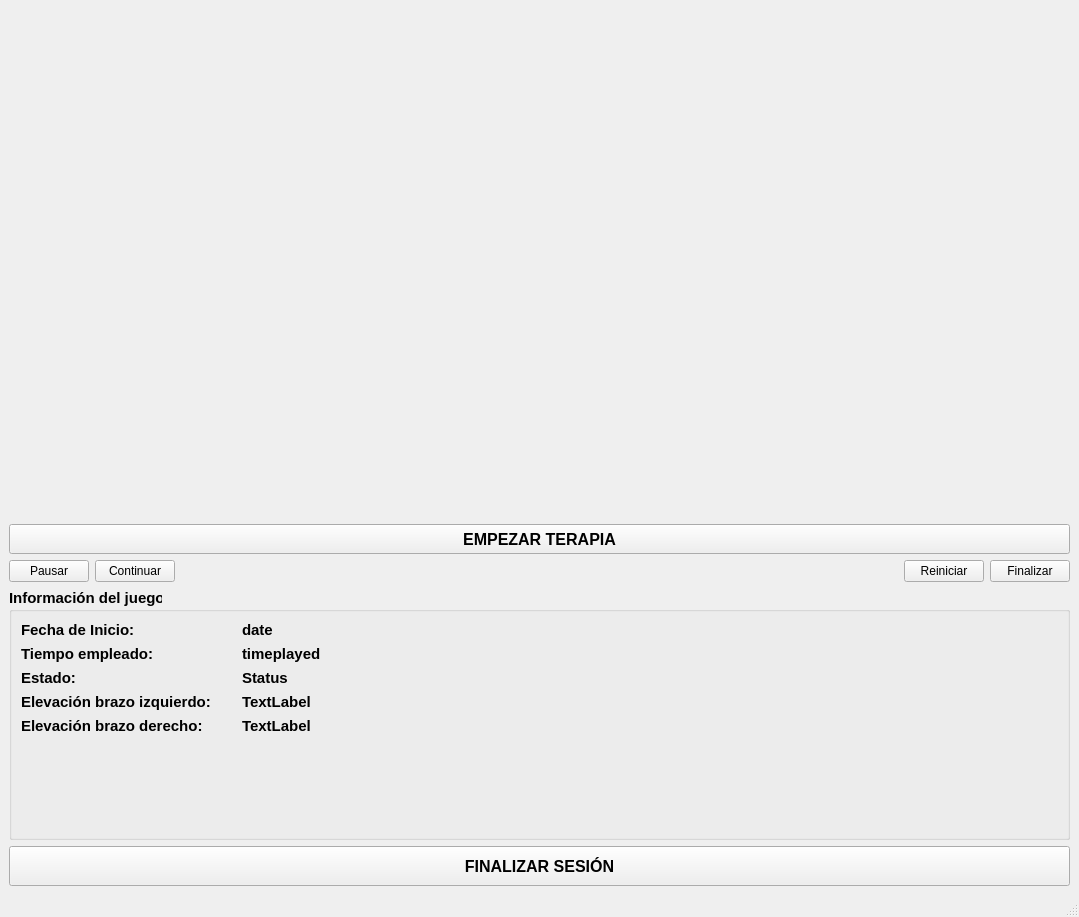
Before: the Qt Designer form components/therapyManager/src/AdminInterface.ui in robocomp/robotherapy, drawn with Qt 5.
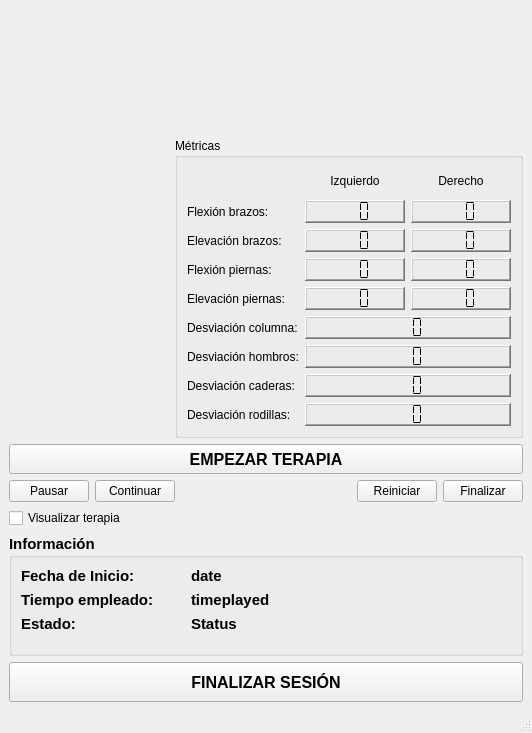
After: the same form once the commit is applied.

Commit message: admintherapy now shows the metrics received

```diff
--- a/components/therapyManager/src/AdminInterface.ui
+++ b/components/therapyManager/src/AdminInterface.ui
@@ -6,10 +6,16 @@
    <rect>
     <x>0</x>
     <y>0</y>
-    <width>1079</width>
-    <height>917</height>
+    <width>532</width>
+    <height>733</height>
    </rect>
   </property>
+  <property name="minimumSize">
+   <size>
+    <width>0</width>
+    <height>300</height>
+   </size>
+  </property>
   <property name="windowTitle">
    <string>MainWindow</string>
   </property>
@@ -30,11 +36,662 @@
      </widget>
     </item>
     <item>
-     <widget class="QLabel" name="video_lb">
-      <property name="text">
-       <string/>
-      </property>
-     </widget>
+     <layout class="QHBoxLayout" name="horizontalLayout_2">
+      <item>
+       <widget class="QLabel" name="video_lb">
+        <property name="text">
+         <string/>
+        </property>
+       </widget>
+      </item>
+      <item>
+       <layout class="QVBoxLayout" name="result_layout">
+        <property name="sizeConstraint">
+         <enum>QLayout::SetDefaultConstraint</enum>
+        </property>
+        <item>
+         <widget class="QGroupBox" name="metrics_gbox">
+          <property name="minimumSize">
+           <size>
+            <width>0</width>
+            <height>300</height>
+           </size>
+          </property>
+          <property name="title">
+           <string>Métricas</string>
+          </property>
+          <layout class="QGridLayout" name="gridLayout">
+           <item row="6" column="0">
+            <widget class="QLabel" name="label_5">
+             <property name="text">
+              <string>Desviación hombros:</string>
+             </property>
+            </widget>
+           </item>
+           <item row="2" column="2">
+            <widget class="QLCDNumber" name="height2_lcd">
+             <property name="sizePolicy">
+              <sizepolicy hsizetype="Minimum" vsizetype="Fixed">
+               <horstretch>0</horstretch>
+               <verstretch>0</verstretch>
+              </sizepolicy>
+             </property>
+             <property name="minimumSize">
+              <size>
+               <width>100</width>
+               <height>0</height>
+              </size>
+             </property>
+             <property name="maximumSize">
+              <size>
+               <width>100</width>
+               <height>16777215</height>
+              </size>
+             </property>
+             <property name="font">
+              <font>
+               <pointsize>10</pointsize>
+              </font>
+             </property>
+             <property name="autoFillBackground">
+              <bool>false</bool>
+             </property>
+             <property name="frameShape">
+              <enum>QFrame::WinPanel</enum>
+             </property>
+             <property name="frameShadow">
+              <enum>QFrame::Raised</enum>
+             </property>
+             <property name="lineWidth">
+              <number>1</number>
+             </property>
+             <property name="smallDecimalPoint">
+              <bool>false</bool>
+             </property>
+             <property name="digitCount">
+              <number>3</number>
+             </property>
+             <property name="segmentStyle">
+              <enum>QLCDNumber::Flat</enum>
+             </property>
+            </widget>
+           </item>
+           <item row="0" column="1">
+            <widget class="QLabel" name="label_3">
+             <property name="text">
+              <string>Izquierdo</string>
+             </property>
+             <property name="alignment">
+              <set>Qt::AlignCenter</set>
+             </property>
+            </widget>
+           </item>
+           <item row="3" column="2">
+            <widget class="QLCDNumber" name="legflex2_lcd">
+             <property name="sizePolicy">
+              <sizepolicy hsizetype="Minimum" vsizetype="Fixed">
+               <horstretch>0</horstretch>
+               <verstretch>0</verstretch>
+              </sizepolicy>
+             </property>
+             <property name="minimumSize">
+              <size>
+               <width>100</width>
+               <height>0</height>
+              </size>
+             </property>
+             <property name="maximumSize">
+              <size>
+               <width>100</width>
+               <height>16777215</height>
+              </size>
+             </property>
+             <property name="font">
+              <font>
+               <pointsize>10</pointsize>
+              </font>
+             </property>
+             <property name="autoFillBackground">
+              <bool>false</bool>
+             </property>
+             <property name="frameShape">
+              <enum>QFrame::WinPanel</enum>
+             </property>
+             <property name="frameShadow">
+              <enum>QFrame::Raised</enum>
+             </property>
+             <property name="lineWidth">
+              <number>1</number>
+             </property>
+             <property name="smallDecimalPoint">
+              <bool>false</bool>
+             </property>
+             <property name="numDigits">
+              <number>3</number>
+             </property>
+             <property name="segmentStyle">
+              <enum>QLCDNumber::Flat</enum>
+             </property>
+            </widget>
+           </item>
+           <item row="4" column="1">
+            <widget class="QLCDNumber" name="legelevation1_lcd">
+             <property name="sizePolicy">
+              <sizepolicy hsizetype="Minimum" vsizetype="Fixed">
+               <horstretch>0</horstretch>
+               <verstretch>0</verstretch>
+              </sizepolicy>
+             </property>
+             <property name="minimumSize">
+              <size>
+               <width>100</width>
+               <height>0</height>
+              </size>
+             </property>
+             <property name="maximumSize">
+              <size>
+               <width>100</width>
+               <height>16777215</height>
+              </size>
+             </property>
+             <property name="font">
+              <font>
+               <pointsize>10</pointsize>
+              </font>
+             </property>
+             <property name="autoFillBackground">
+              <bool>false</bool>
+             </property>
+             <property name="frameShape">
+              <enum>QFrame::WinPanel</enum>
+             </property>
+             <property name="frameShadow">
+              <enum>QFrame::Raised</enum>
+             </property>
+             <property name="lineWidth">
+              <number>1</number>
+             </property>
+             <property name="smallDecimalPoint">
+              <bool>false</bool>
+             </property>
+             <property name="numDigits">
+              <number>3</number>
+             </property>
+             <property name="segmentStyle">
+              <enum>QLCDNumber::Flat</enum>
+             </property>
+            </widget>
+           </item>
+           <item row="4" column="2">
+            <widget class="QLCDNumber" name="legelevation2_lcd">
+             <property name="sizePolicy">
+              <sizepolicy hsizetype="Minimum" vsizetype="Fixed">
+               <horstretch>0</horstretch>
+               <verstretch>0</verstretch>
+              </sizepolicy>
+             </property>
+             <property name="minimumSize">
+              <size>
+               <width>100</width>
+               <height>0</height>
+              </size>
+             </property>
+             <property name="maximumSize">
+              <size>
+               <width>100</width>
+               <height>16777215</height>
+              </size>
+             </property>
+             <property name="font">
+              <font>
+               <pointsize>10</pointsize>
+              </font>
+             </property>
+             <property name="autoFillBackground">
+              <bool>false</bool>
+             </property>
+             <property name="frameShape">
+              <enum>QFrame::WinPanel</enum>
+             </property>
+             <property name="frameShadow">
+              <enum>QFrame::Raised</enum>
+             </property>
+             <property name="lineWidth">
+              <number>1</number>
+             </property>
+             <property name="smallDecimalPoint">
+              <bool>false</bool>
+             </property>
+             <property name="numDigits">
+              <number>3</number>
+             </property>
+             <property name="segmentStyle">
+              <enum>QLCDNumber::Flat</enum>
+             </property>
+            </widget>
+           </item>
+           <item row="6" column="1" colspan="2">
+            <widget class="QLCDNumber" name="shoulderdev_lcd">
+             <property name="sizePolicy">
+              <sizepolicy hsizetype="Minimum" vsizetype="Fixed">
+               <horstretch>0</horstretch>
+               <verstretch>0</verstretch>
+              </sizepolicy>
+             </property>
+             <property name="minimumSize">
+              <size>
+               <width>100</width>
+               <height>0</height>
+              </size>
+             </property>
+             <property name="font">
+              <font>
+               <pointsize>10</pointsize>
+              </font>
+             </property>
+             <property name="autoFillBackground">
+              <bool>false</bool>
+             </property>
+             <property name="frameShape">
+              <enum>QFrame::WinPanel</enum>
+             </property>
+             <property name="frameShadow">
+              <enum>QFrame::Raised</enum>
+             </property>
+             <property name="lineWidth">
+              <number>1</number>
+             </property>
+             <property name="smallDecimalPoint">
+              <bool>false</bool>
+             </property>
+             <property name="digitCount">
+              <number>3</number>
+             </property>
+             <property name="segmentStyle">
+              <enum>QLCDNumber::Flat</enum>
+             </property>
+            </widget>
+           </item>
+           <item row="8" column="1" colspan="2">
+            <widget class="QLCDNumber" name="kneesdev_lcd">
+             <property name="sizePolicy">
+              <sizepolicy hsizetype="Minimum" vsizetype="Fixed">
+               <horstretch>0</horstretch>
+               <verstretch>0</verstretch>
+              </sizepolicy>
+             </property>
+             <property name="minimumSize">
+              <size>
+               <width>100</width>
+               <height>0</height>
+              </size>
+             </property>
+             <property name="font">
+              <font>
+               <pointsize>10</pointsize>
+              </font>
+             </property>
+             <property name="autoFillBackground">
+              <bool>false</bool>
+             </property>
+             <property name="frameShape">
+              <enum>QFrame::WinPanel</enum>
+             </property>
+             <property name="frameShadow">
+              <enum>QFrame::Raised</enum>
+             </property>
+             <property name="lineWidth">
+              <number>1</number>
+             </property>
+             <property name="smallDecimalPoint">
+              <bool>false</bool>
+             </property>
+             <property name="digitCount">
+              <number>3</number>
+             </property>
+             <property name="segmentStyle">
+              <enum>QLCDNumber::Flat</enum>
+             </property>
+            </widget>
+           </item>
+           <item row="1" column="2">
+            <widget class="QLCDNumber" name="angle2_lcd">
+             <property name="sizePolicy">
+              <sizepolicy hsizetype="Minimum" vsizetype="Fixed">
+               <horstretch>0</horstretch>
+               <verstretch>0</verstretch>
+              </sizepolicy>
+             </property>
+             <property name="minimumSize">
+              <size>
+               <width>100</width>
+               <height>0</height>
+              </size>
+             </property>
+             <property name="font">
+              <font>
+               <pointsize>10</pointsize>
+              </font>
+             </property>
+             <property name="autoFillBackground">
+              <bool>false</bool>
+             </property>
+             <property name="frameShape">
+              <enum>QFrame::WinPanel</enum>
+             </property>
+             <property name="frameShadow">
+              <enum>QFrame::Raised</enum>
+             </property>
+             <property name="lineWidth">
+              <number>1</number>
+             </property>
+             <property name="smallDecimalPoint">
+              <bool>false</bool>
+             </property>
+             <property name="digitCount">
+              <number>3</number>
+             </property>
+             <property name="segmentStyle">
+              <enum>QLCDNumber::Flat</enum>
+             </property>
+            </widget>
+           </item>
+           <item row="2" column="1">
+            <widget class="QLCDNumber" name="height1_lcd">
+             <property name="sizePolicy">
+              <sizepolicy hsizetype="Minimum" vsizetype="Fixed">
+               <horstretch>0</horstretch>
+               <verstretch>0</verstretch>
+              </sizepolicy>
+             </property>
+             <property name="minimumSize">
+              <size>
+               <width>100</width>
+               <height>0</height>
+              </size>
+             </property>
+             <property name="maximumSize">
+              <size>
+               <width>100</width>
+               <height>16777215</height>
+              </size>
+             </property>
+             <property name="font">
+              <font>
+               <pointsize>10</pointsize>
+              </font>
+             </property>
+             <property name="autoFillBackground">
+              <bool>false</bool>
+             </property>
+             <property name="frameShape">
+              <enum>QFrame::WinPanel</enum>
+             </property>
+             <property name="frameShadow">
+              <enum>QFrame::Raised</enum>
+             </property>
+             <property name="lineWidth">
+              <number>1</number>
+             </property>
+             <property name="smallDecimalPoint">
+              <bool>false</bool>
+             </property>
+             <property name="digitCount">
+              <number>3</number>
+             </property>
+             <property name="mode">
+              <enum>QLCDNumber::Dec</enum>
+             </property>
+             <property name="segmentStyle">
+              <enum>QLCDNumber::Flat</enum>
+             </property>
+            </widget>
+           </item>
+           <item row="7" column="0">
+            <widget class="QLabel" name="label_6">
+             <property name="text">
+              <string>Desviación caderas:</string>
+             </property>
+            </widget>
+           </item>
+           <item row="8" column="0">
+            <widget class="QLabel" name="label_7">
+             <property name="text">
+              <string>Desviación rodillas:</string>
+             </property>
+            </widget>
+           </item>
+           <item row="1" column="0">
+            <widget class="QLabel" name="metric1_label">
+             <property name="text">
+              <string>Flexión brazos:</string>
+             </property>
+            </widget>
+           </item>
+           <item row="1" column="1">
+            <widget class="QLCDNumber" name="angle1_lcd">
+             <property name="sizePolicy">
+              <sizepolicy hsizetype="Minimum" vsizetype="Fixed">
+               <horstretch>0</horstretch>
+               <verstretch>0</verstretch>
+              </sizepolicy>
+             </property>
+             <property name="minimumSize">
+              <size>
+               <width>100</width>
+               <height>0</height>
+              </size>
+             </property>
+             <property name="maximumSize">
+              <size>
+               <width>100</width>
+               <height>16777215</height>
+              </size>
+             </property>
+             <property name="font">
+              <font>
+               <pointsize>10</pointsize>
+              </font>
+             </property>
+             <property name="autoFillBackground">
+              <bool>false</bool>
+             </property>
+             <property name="frameShape">
+              <enum>QFrame::WinPanel</enum>
+             </property>
+             <property name="frameShadow">
+              <enum>QFrame::Raised</enum>
+             </property>
+             <property name="lineWidth">
+              <number>1</number>
+             </property>
+             <property name="smallDecimalPoint">
+              <bool>false</bool>
+             </property>
+             <property name="digitCount">
+              <number>3</number>
+             </property>
+             <property name="segmentStyle">
+              <enum>QLCDNumber::Flat</enum>
+             </property>
+            </widget>
+           </item>
+           <item row="0" column="2">
+            <widget class="QLabel" name="label_4">
+             <property name="text">
+              <string>Derecho</string>
+             </property>
+             <property name="alignment">
+              <set>Qt::AlignCenter</set>
+             </property>
+            </widget>
+           </item>
+           <item row="2" column="0">
+            <widget class="QLabel" name="metric2_label">
+             <property name="text">
+              <string>Elevación brazos:</string>
+             </property>
+            </widget>
+           </item>
+           <item row="3" column="0">
+            <widget class="QLabel" name="label_9">
+             <property name="text">
+              <string>Flexión piernas:</string>
+             </property>
+            </widget>
+           </item>
+           <item row="4" column="0">
+            <widget class="QLabel" name="label_10">
+             <property name="text">
+              <string>Elevación piernas:</string>
+             </property>
+            </widget>
+           </item>
+           <item row="3" column="1">
+            <widget class="QLCDNumber" name="legflex1_lcd">
+             <property name="sizePolicy">
+              <sizepolicy hsizetype="Minimum" vsizetype="Fixed">
+               <horstretch>0</horstretch>
+               <verstretch>0</verstretch>
+              </sizepolicy>
+             </property>
+             <property name="minimumSize">
+              <size>
+               <width>100</width>
+               <height>0</height>
+              </size>
+             </property>
+             <property name="maximumSize">
+              <size>
+               <width>100</width>
+               <height>16777215</height>
+              </size>
+             </property>
+             <property name="font">
+              <font>
+               <pointsize>10</pointsize>
+              </font>
+             </property>
+             <property name="autoFillBackground">
+              <bool>false</bool>
+             </property>
+             <property name="frameShape">
+              <enum>QFrame::WinPanel</enum>
+             </property>
+             <property name="frameShadow">
+              <enum>QFrame::Raised</enum>
+             </property>
+             <property name="lineWidth">
+              <number>1</number>
+             </property>
+             <property name="smallDecimalPoint">
+              <bool>false</bool>
+             </property>
+             <property name="numDigits">
+              <number>3</number>
+             </property>
+             <property name="segmentStyle">
+              <enum>QLCDNumber::Flat</enum>
+             </property>
+            </widget>
+           </item>
+           <item row="5" column="0">
+            <widget class="QLabel" name="metric3_label">
+             <property name="text">
+              <string>Desviación columna:</string>
+             </property>
+            </widget>
+           </item>
+           <item row="5" column="1" colspan="2">
+            <widget class="QLCDNumber" name="spinedev_lcd">
+             <property name="sizePolicy">
+              <sizepolicy hsizetype="Minimum" vsizetype="Fixed">
+               <horstretch>0</horstretch>
+               <verstretch>0</verstretch>
+              </sizepolicy>
+             </property>
+             <property name="minimumSize">
+              <size>
+               <width>100</width>
+               <height>0</height>
+              </size>
+             </property>
+             <property name="font">
+              <font>
+               <pointsize>10</pointsize>
+              </font>
+             </property>
+             <property name="autoFillBackground">
+              <bool>false</bool>
+             </property>
+             <property name="frameShape">
+              <enum>QFrame::WinPanel</enum>
+             </property>
+             <property name="frameShadow">
+              <enum>QFrame::Raised</enum>
+             </property>
+             <property name="lineWidth">
+              <number>1</number>
+             </property>
+             <property name="smallDecimalPoint">
+              <bool>false</bool>
+             </property>
+             <property name="digitCount">
+              <number>3</number>
+             </property>
+             <property name="segmentStyle">
+              <enum>QLCDNumber::Flat</enum>
+             </property>
+            </widget>
+           </item>
+           <item row="7" column="1" colspan="2">
+            <widget class="QLCDNumber" name="hipsdev_lcd">
+             <property name="sizePolicy">
+              <sizepolicy hsizetype="Minimum" vsizetype="Fixed">
+               <horstretch>0</horstretch>
+               <verstretch>0</verstretch>
+              </sizepolicy>
+             </property>
+             <property name="minimumSize">
+              <size>
+               <width>100</width>
+               <height>0</height>
+              </size>
+             </property>
+             <property name="font">
+              <font>
+               <pointsize>10</pointsize>
+              </font>
+             </property>
+             <property name="autoFillBackground">
+              <bool>false</bool>
+             </property>
+             <property name="frameShape">
+              <enum>QFrame::WinPanel</enum>
+             </property>
+             <property name="frameShadow">
+              <enum>QFrame::Raised</enum>
+             </property>
+             <property name="lineWidth">
+              <number>1</number>
+             </property>
+             <property name="smallDecimalPoint">
+              <bool>false</bool>
+             </property>
+             <property name="digitCount">
+              <number>3</number>
+             </property>
+             <property name="segmentStyle">
+              <enum>QLCDNumber::Flat</enum>
+             </property>
+            </widget>
+           </item>
+          </layout>
+         </widget>
+        </item>
+       </layout>
+      </item>
+     </layout>
     </item>
     <item>
      <widget class="QPushButton" name="start_game_button">
@@ -113,8 +770,27 @@
       </item>
      </layout>
     </item>
+    <item>
+     <widget class="QCheckBox" name="visualize_check">
+      <property name="text">
+       <string>Visualizar terapia</string>
+      </property>
+     </widget>
+    </item>
     <item>
      <widget class="QGroupBox" name="groupBox">
+      <property name="minimumSize">
+       <size>
+        <width>0</width>
+        <height>0</height>
+       </size>
+      </property>
+      <property name="maximumSize">
+       <size>
+        <width>16777215</width>
+        <height>140</height>
+       </size>
+      </property>
       <property name="font">
        <font>
         <pointsize>11</pointsize>
@@ -123,7 +799,7 @@
        </font>
       </property>
       <property name="title">
-       <string>Información del juego</string>
+       <string>Información</string>
       </property>
       <layout class="QFormLayout" name="formLayout">
        <property name="fieldGrowthPolicy">
@@ -131,6 +807,9 @@
        </property>
        <item row="2" column="0">
         <widget class="QLabel" name="label_8">
+         <property name="enabled">
+          <bool>true</bool>
+         </property>
          <property name="text">
           <string>Fecha de Inicio:            </string>
          </property>
@@ -166,46 +845,17 @@
        </item>
        <item row="4" column="1">
         <widget class="QLabel" name="status_label">
+         <property name="minimumSize">
+          <size>
+           <width>100</width>
+           <height>0</height>
+          </size>
+         </property>
          <property name="text">
           <string>Status</string>
          </property>
         </widget>
        </item>
-       <item row="5" column="0">
-        <widget class="QLabel" name="label_3">
-         <property name="text">
-          <string>Elevación brazo izquierdo:      </string>
-         </property>
-        </widget>
-       </item>
-       <item row="5" column="1">
-        <widget class="QLabel" name="el_arm_left">
-         <property name="text">
-          <string>TextLabel</string>
-         </property>
-        </widget>
-       </item>
-       <item row="6" column="0">
-        <widget class="QLabel" name="label_4">
-         <property name="text">
-          <string>Elevación brazo derecho:</string>
-         </property>
-        </widget>
-       </item>
-       <item row="7" column="0">
-        <widget class="QLabel" name="label_2">
-         <property name="text">
-          <string/>
-         </property>
-        </widget>
-       </item>
-       <item row="6" column="1">
-        <widget class="QLabel" name="el_arm_right">
-         <property name="text">
-          <string>TextLabel</string>
-         </property>
-        </widget>
-       </item>
       </layout>
      </widget>
     </item>
```
The commit also changes 2 other files.
